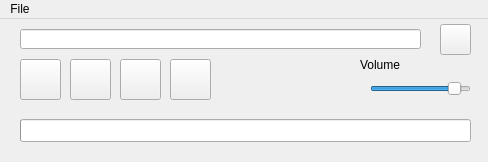
This is mainwindow.ui in r9y9/media-player-demo as Qt 5 draws it before an edit. The edited form follows.
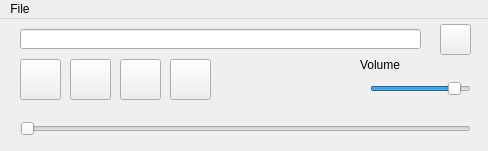
This is the edited form. Icons and pictures are not drawn.

Commit message: Enable a seek function (progressBar -> horizontalSlider)

```diff
--- a/mainwindow.ui
+++ b/mainwindow.ui
@@ -7,7 +7,7 @@
     <x>0</x>
     <y>0</y>
     <width>488</width>
-    <height>162</height>
+    <height>151</height>
    </rect>
   </property>
   <property name="windowTitle">
@@ -141,20 +141,17 @@
       <normaloff>:/button/Resources/rewind.png</normaloff>:/button/Resources/rewind.png</iconset>
     </property>
    </widget>
-   <widget class="QProgressBar" name="positionProgressBar">
+   <widget class="QSlider" name="positionHorizontalSlider">
     <property name="geometry">
      <rect>
       <x>20</x>
       <y>100</y>
       <width>451</width>
-      <height>23</height>
+      <height>19</height>
      </rect>
     </property>
-    <property name="value">
-     <number>0</number>
-    </property>
-    <property name="textVisible">
-     <bool>false</bool>
+    <property name="orientation">
+     <enum>Qt::Horizontal</enum>
     </property>
    </widget>
   </widget>
```
The commit also changes 4 other files.
